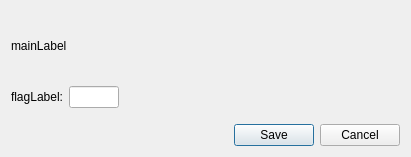
The window that plugin/controller/subcontrollers/subcontrollers/subcontrollers/dialogs/exportdialog.ui (32BT/QGIS-32BT-Feature-Annotation-Toolbar) describes before a commit, drawn with Qt 5.
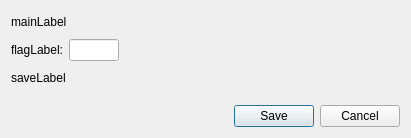
The same window after the commit.

Commit message: Redesign export dialog

The edit to the form file:
```diff
--- a/plugin/controller/subcontrollers/subcontrollers/subcontrollers/dialogs/exportdialog.ui
+++ b/plugin/controller/subcontrollers/subcontrollers/subcontrollers/dialogs/exportdialog.ui
@@ -7,7 +7,7 @@
     <x>0</x>
     <y>0</y>
     <width>411</width>
-    <height>157</height>
+    <height>138</height>
    </rect>
   </property>
   <property name="windowTitle">
@@ -64,6 +64,13 @@
      </item>
     </layout>
    </item>
+   <item>
+    <widget class="QLabel" name="saveLabel">
+     <property name="text">
+      <string>saveLabel</string>
+     </property>
+    </widget>
+   </item>
    <item>
     <spacer name="verticalSpacer_1">
      <property name="orientation">
```
The commit also changes 3 other files.
